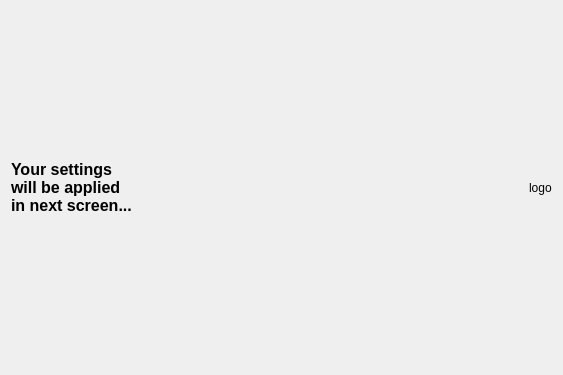
First picture: the form in kde4/kaptan4/src/gui/settingsWidget.ui, repository pars-linux/uludag, before the edit.
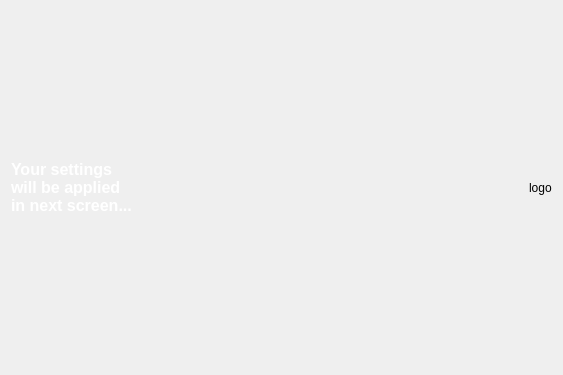
Second picture: the form after the edit.

Commit message: fix label colors

What changed in the file:
```diff
--- a/kde4/kaptan4/src/gui/settingsWidget.ui
+++ b/kde4/kaptan4/src/gui/settingsWidget.ui
@@ -44,6 +44,9 @@
      </item>
      <item row="0" column="0">
       <widget class="QLabel" name="labelKaptanIntro">
+       <property name="styleSheet">
+        <string notr="true">color: white</string>
+       </property>
        <property name="frameShadow">
         <enum>QFrame::Raised</enum>
        </property>
```
The commit also changes 8 other files.
